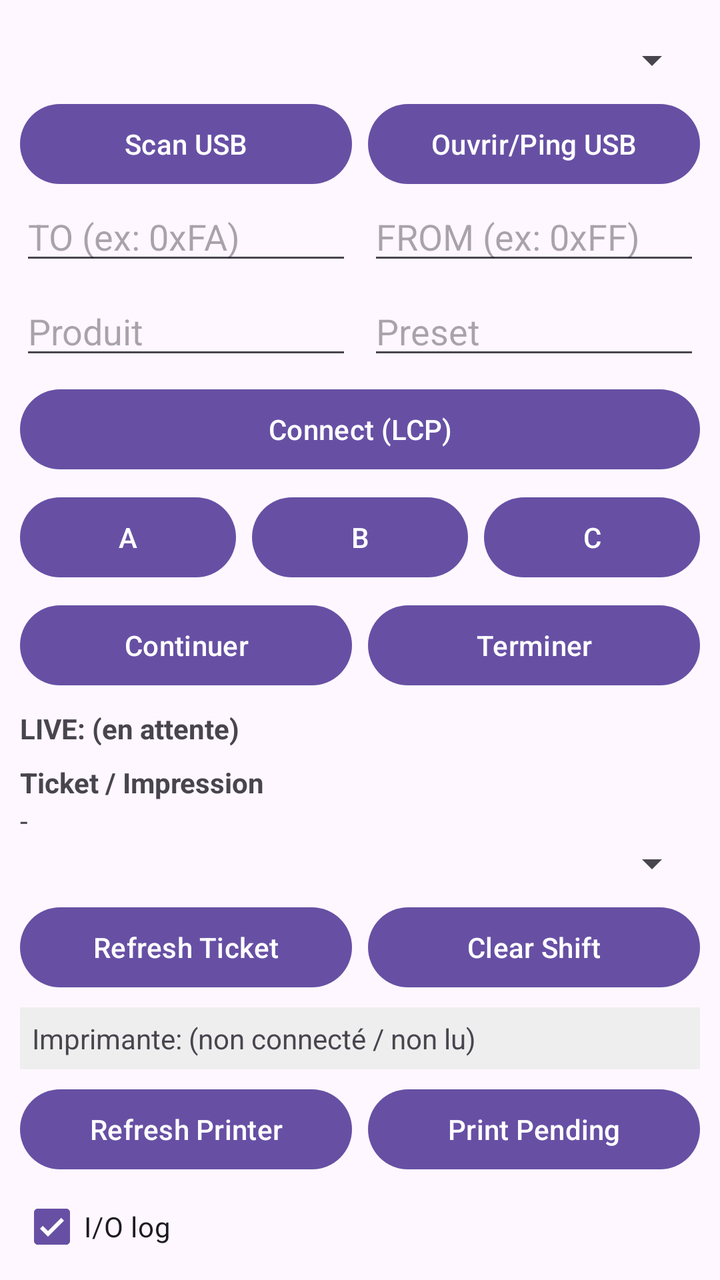
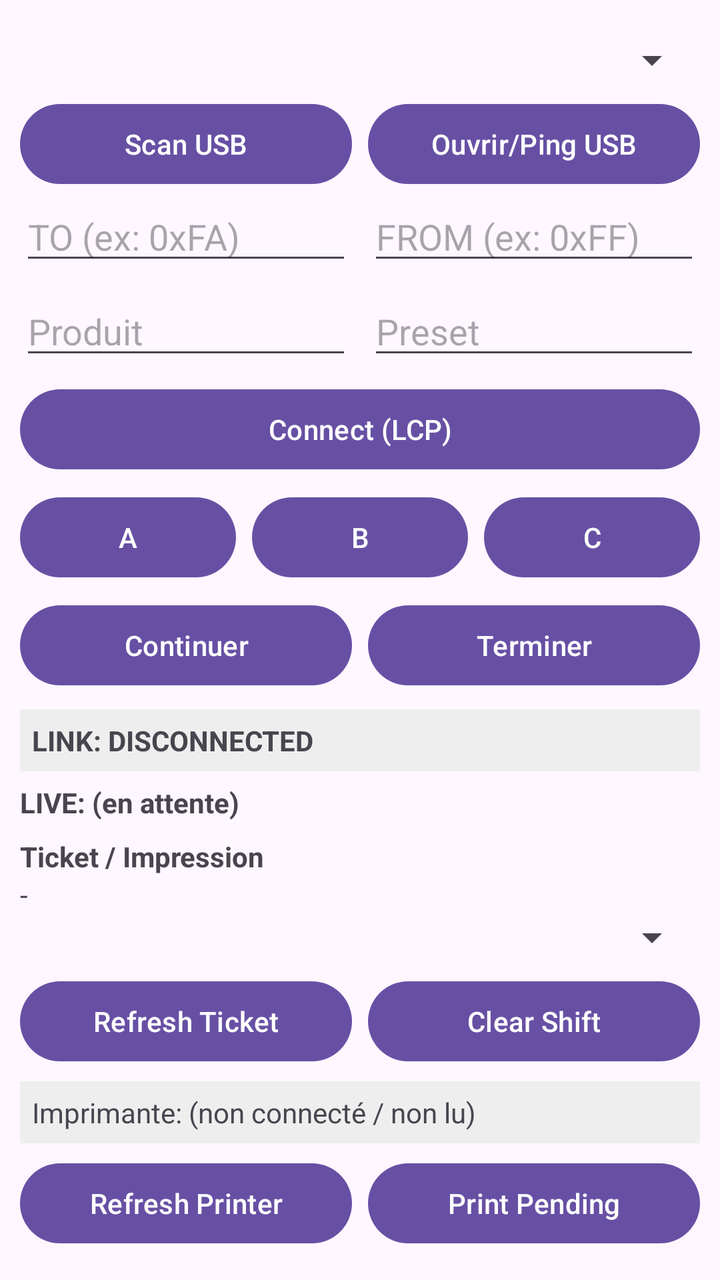

The first picture is an Android layout as it rendered before a commit; the second is the same layout after the commit. The layout source and the unified diff follow.
<!-- AndroidManifest.xml: application theme Theme.Material3.DayNight.NoActionBar -->
<!-- res/layout/activity_main.xml -->
<LinearLayout xmlns:android="http://schemas.android.com/apk/res/android" 
    android:id="@+id/root"
    android:layout_width="match_parent"
    android:layout_height="match_parent"
    android:orientation="vertical"
    android:padding="10dp">

    
    
    <Spinner
        android:id="@+id/spnUsbDevices"
        android:layout_width="match_parent"
        android:layout_height="wrap_content"
        android:layout_marginTop="8dp" />

    <LinearLayout
        android:layout_width="match_parent"
        android:layout_height="wrap_content"
        android:orientation="horizontal"
        android:layout_marginTop="6dp">

        <Button
            android:id="@+id/btnScanUsb"
            android:layout_width="0dp"
            android:layout_height="wrap_content"
            android:layout_weight="1"
            android:text="Scan USB" />

        <Button
            android:id="@+id/btnPingUsb"
            android:layout_width="0dp"
            android:layout_height="wrap_content"
            android:layout_weight="1"
            android:layout_marginStart="8dp"
            android:text="Ouvrir/Ping USB" />
    </LinearLayout>
    
    
    <LinearLayout
        android:layout_width="match_parent"
        android:layout_height="wrap_content"
        android:orientation="horizontal">

        <EditText
            android:id="@+id/edtTo"
            android:layout_width="0dp"
            android:layout_height="wrap_content"
            android:layout_weight="1"
            android:hint="TO (ex: 0xFA)"
            android:singleLine="true" />

        <EditText
            android:id="@+id/edtFrom"
            android:layout_width="0dp"
            android:layout_height="wrap_content"
            android:layout_weight="1"
            android:hint="FROM (ex: 0xFF)"
            android:singleLine="true"
            android:layout_marginStart="8dp" />
    </LinearLayout>

    
    <LinearLayout
        android:layout_width="match_parent"
        android:layout_height="wrap_content"
        android:orientation="horizontal"
        android:layout_marginTop="6dp">

        <EditText
            android:id="@+id/edtProduct"
            android:layout_width="0dp"
            android:layout_height="wrap_content"
            android:layout_weight="1"
            android:hint="Produit"
            android:inputType="number"
            android:singleLine="true" />

        <EditText
            android:id="@+id/edtPreset"
            android:layout_width="0dp"
            android:layout_height="wrap_content"
            android:layout_weight="1"
            android:layout_marginStart="8dp"
            android:hint="Preset"
            android:inputType="numberDecimal"
            android:singleLine="true" />
    </LinearLayout>

    
    <Button
        android:id="@+id/btnConnect"
        android:layout_width="match_parent"
        android:layout_height="wrap_content"
        android:text="Connect (LCP)"
        android:layout_marginTop="6dp" />

    
    <LinearLayout
        android:layout_width="match_parent"
        android:layout_height="wrap_content"
        android:orientation="horizontal"
        android:layout_marginTop="6dp">

        <Button
            android:id="@+id/btnA"
            android:layout_width="0dp"
            android:layout_height="wrap_content"
            android:layout_weight="1"
            android:text="A" />

        <Button
            android:id="@+id/btnB"
            android:layout_width="0dp"
            android:layout_height="wrap_content"
            android:layout_weight="1"
            android:layout_marginStart="8dp"
            android:text="B" />

        <Button
            android:id="@+id/btnC"
            android:layout_width="0dp"
            android:layout_height="wrap_content"
            android:layout_weight="1"
            android:layout_marginStart="8dp"
            android:text="C" />
    </LinearLayout>

    <LinearLayout
        android:layout_width="match_parent"
        android:layout_height="wrap_content"
        android:orientation="horizontal"
        android:layout_marginTop="6dp">

        <Button
            android:id="@+id/btnContinue"
            android:layout_width="0dp"
            android:layout_height="wrap_content"
            android:layout_weight="1"
            android:text="Continuer" />

        <Button
            android:id="@+id/btnFinish"
            android:layout_width="0dp"
            android:layout_height="wrap_content"
            android:layout_weight="1"
            android:layout_marginStart="8dp"
            android:text="Terminer" />
    </LinearLayout>

    
    <TextView
        android:id="@+id/txtLive"
        android:layout_width="match_parent"
        android:layout_height="wrap_content"
        android:text="LIVE: (en attente)"
        android:textStyle="bold"
        android:layout_marginTop="8dp" />

    
    <LinearLayout
        android:layout_width="match_parent"
        android:layout_height="wrap_content"
        android:orientation="vertical"
        android:layout_marginTop="8dp">

        <TextView
            android:layout_width="match_parent"
            android:layout_height="wrap_content"
            android:text="Ticket / Impression"
            android:textStyle="bold" />

        <TextView
            android:id="@+id/txtTicketNumber"
            android:layout_width="match_parent"
            android:layout_height="wrap_content"
            android:text="-" />

        <Spinner
            android:id="@+id/spnTicketRequired"
            android:layout_width="match_parent"
            android:layout_height="wrap_content" />

        <LinearLayout
            android:layout_width="match_parent"
            android:layout_height="wrap_content"
            android:orientation="horizontal"
            android:layout_marginTop="6dp">

            <Button
                android:id="@+id/btnRefreshTicket"
                android:layout_width="0dp"
                android:layout_height="wrap_content"
                android:layout_weight="1"
                android:text="Refresh Ticket" />

            <Button
                android:id="@+id/btnClearShift"
                android:layout_width="0dp"
                android:layout_height="wrap_content"
                android:layout_weight="1"
                android:layout_marginStart="8dp"
                android:text="Clear Shift" />
        </LinearLayout>

        <TextView
            android:id="@+id/txtPrinterStatus"
            android:layout_width="match_parent"
            android:layout_height="wrap_content"
            android:text="Imprimante: (non connecté / non lu)"
            android:layout_marginTop="6dp"
            android:background="#EEEEEE"
            android:padding="6dp" />

        <LinearLayout
            android:layout_width="match_parent"
            android:layout_height="wrap_content"
            android:orientation="horizontal"
            android:layout_marginTop="6dp">

            <Button
                android:id="@+id/btnRefreshPrinter"
                android:layout_width="0dp"
                android:layout_height="wrap_content"
                android:layout_weight="1"
                android:text="Refresh Printer" />

            <Button
                android:id="@+id/btnPrintPending"
                android:layout_width="0dp"
                android:layout_height="wrap_content"
                android:layout_weight="1"
                android:layout_marginStart="8dp"
                android:text="Print Pending" />
        </LinearLayout>

    </LinearLayout>

    
    <CheckBox
        android:id="@+id/switchIoLog"
        android:layout_width="wrap_content"
        android:layout_height="wrap_content"
        android:text="I/O log"
        android:checked="true"
        android:layout_marginTop="8dp" />

    
    
    <ScrollView
        android:id="@+id/logScroll"
        android:layout_width="match_parent"
        android:layout_height="0dp"
        android:layout_weight="1"
        android:fillViewport="true"
        android:layout_marginTop="6dp"
        android:background="#111111">

        <TextView
            android:id="@+id/txtLog"
            android:layout_width="match_parent"
            android:layout_height="wrap_content"
            android:typeface="monospace"
            android:textIsSelectable="true"
            android:textSize="12sp"
            android:textColor="#00FF00"
            android:padding="6dp" />
    </ScrollView>

    
    <LinearLayout
        android:layout_width="match_parent"
        android:layout_height="wrap_content"
        android:orientation="horizontal"
        android:gravity="end"
        android:layout_marginTop="6dp">

        <Button
            android:id="@+id/btnClearLog"
            android:layout_width="wrap_content"
            android:layout_height="wrap_content"
            android:text="Clear log" />

        <Button
            android:id="@+id/btnCopyLog"
            android:layout_width="wrap_content"
            android:layout_height="wrap_content"
            android:layout_marginStart="8dp"
            android:text="Copy log" />
    </LinearLayout>

</LinearLayout>
<!-- resources referenced by this layout -->
<resources>

</resources>

<!-- the commit's change to res/layout/activity_main.xml (unified diff, before → after) -->
@@ -1,4 +1,4 @@
-<LinearLayout xmlns:android="http://schemas.android.com/apk/res/android" 
+<LinearLayout xmlns:android="http://schemas.android.com/apk/res/android"
     android:id="@+id/root"
     android:layout_width="match_parent"
     android:layout_height="match_parent"
@@ -6,7 +6,6 @@
     android:padding="10dp">
 
     
-    
     <Spinner
         android:id="@+id/spnUsbDevices"
         android:layout_width="match_parent"
@@ -34,7 +33,7 @@
             android:layout_marginStart="8dp"
             android:text="Ouvrir/Ping USB" />
     </LinearLayout>
-    
+
     
     <LinearLayout
         android:layout_width="match_parent"
@@ -125,6 +124,7 @@
             android:text="C" />
     </LinearLayout>
 
+    
     <LinearLayout
         android:layout_width="match_parent"
         android:layout_height="wrap_content"
@@ -146,6 +146,18 @@
             android:layout_marginStart="8dp"
             android:text="Terminer" />
     </LinearLayout>
+
+    
+    
+    <TextView
+        android:id="@+id/txtLinkStatus"
+        android:layout_width="match_parent"
+        android:layout_height="wrap_content"
+        android:text="LINK: DISCONNECTED"
+        android:textStyle="bold"
+        android:layout_marginTop="8dp"
+        android:background="#FFEEEEEE"
+        android:padding="6dp" />
 
     
     <TextView
@@ -154,7 +166,7 @@
         android:layout_height="wrap_content"
         android:text="LIVE: (en attente)"
         android:textStyle="bold"
-        android:layout_marginTop="8dp" />
+        android:layout_marginTop="6dp" />
 
     
     <LinearLayout
